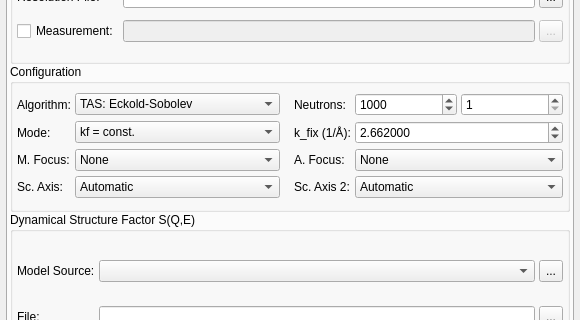
Before: the Qt Designer form ui/monteconvo.ui in tweber-ill/frm_mirror-takin1, drawn with Qt 5; both pictures show x 0 to 580 and y 118 to 438 of the 580 by 662 pixel window.
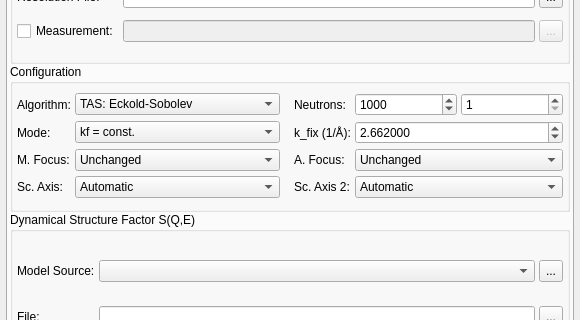
After: the same form once the commit is applied. Custom widgets are drawn as their Qt base class.

```diff
--- a/ui/monteconvo.ui
+++ b/ui/monteconvo.ui
@@ -119,7 +119,12 @@
             </property>
             <item>
              <property name="text">
-              <string>None</string>
+              <string>Unchanged</string>
+             </property>
+            </item>
+            <item>
+             <property name="text">
+              <string>Flat</string>
              </property>
             </item>
             <item>
@@ -201,7 +206,12 @@
             </property>
             <item>
              <property name="text">
-              <string>None</string>
+              <string>Unchanged</string>
+             </property>
+            </item>
+            <item>
+             <property name="text">
+              <string>Flat</string>
              </property>
             </item>
             <item>
```
Left out of the diff: 2 changed lines with no effect on the pictures.
